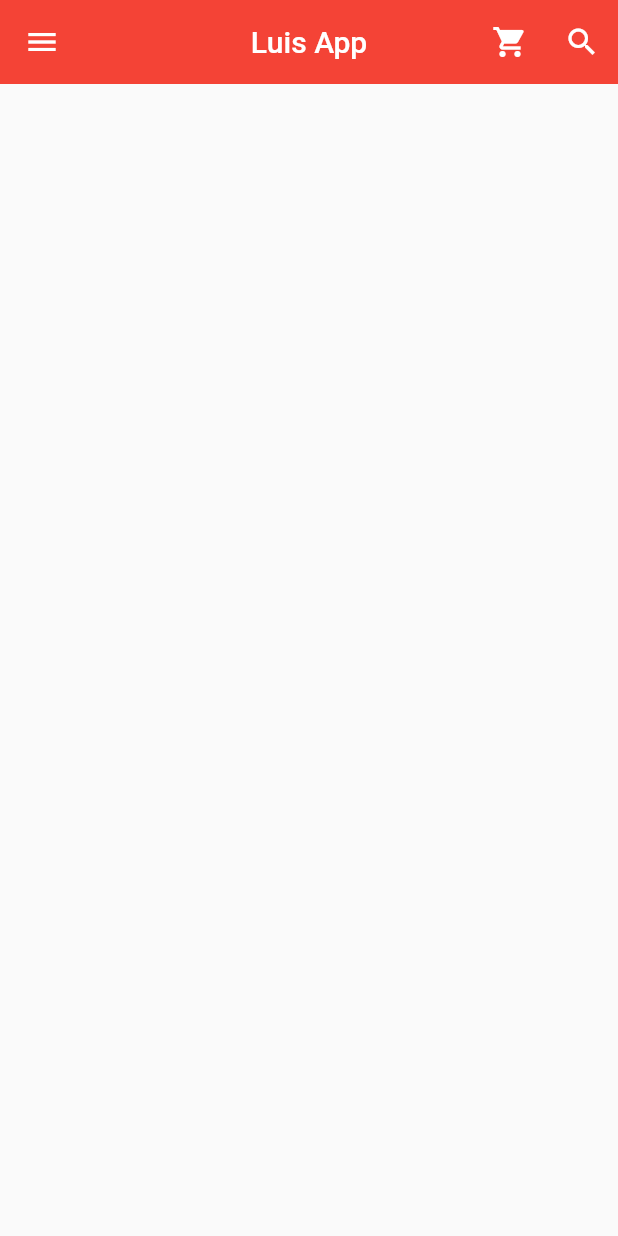
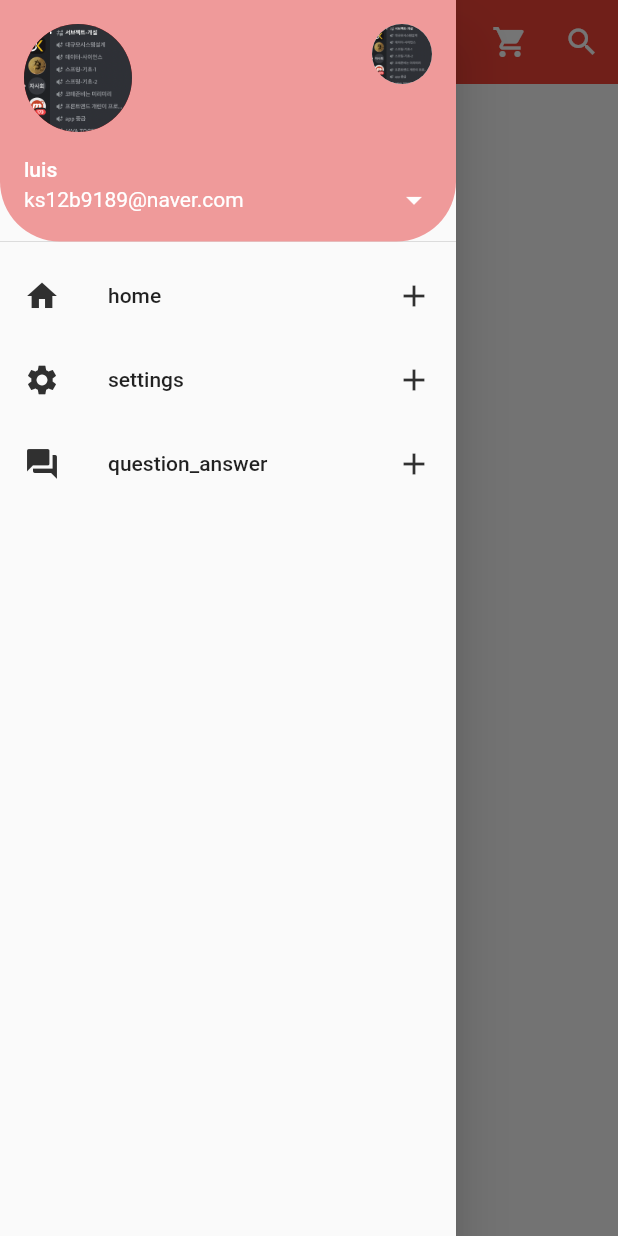
Before and after one commit to lusida0131/FlutterClass, a Flutter app: the MyPage screen opened directly, with the side drawer open (before the commit the screen has no drawer), on a phone screen of 412 x 824 dp. Run offline on Flutter 3.47's test engine with Material 2 defaults, Android fonts, the phone set to English and light mode, and no system bars; our stand-ins replace fluttertoast; missing offline and left inert: secret_cat_sdk.

```diff
--- a/codingsf/myapp/lib/main.dart
+++ b/codingsf/myapp/lib/main.dart
@@ -1,51 +1,39 @@
 import 'package:flutter/material.dart';
-import 'package:myapp/main1.dart';
 
-void main() => runApp(MyApp());
+void main() => runApp(MyAppContainer());
 
-class MyApp extends StatelessWidget {
-  const MyApp({super.key});
+class MyAppContainer extends StatelessWidget {
+  const MyAppContainer({super.key});
 
   @override
   Widget build(BuildContext context) {
     return MaterialApp(
       title: 'Appbar',
       theme: ThemeData(primarySwatch: Colors.red),
-      home: MyPage(),
+      home: MyPageContainer(),
     );
   }
 }
 
-class MyPage extends StatelessWidget {
-  const MyPage({super.key});
+class MyPageContainer extends StatelessWidget {
+  const MyPageContainer({super.key});
 
   @override
   Widget build(BuildContext context) {
     return Scaffold(
-      appBar: AppBar(
-        centerTitle: true,
-        title: Text('Luis App'),
-        elevation: 0.0,
-        leading: IconButton(
-          onPressed: () {
-            print('menu click');
-          },
-          icon: Icon(Icons.menu),
+      backgroundColor: Colors.blue,
+      body: SafeArea(
+        child: Container(
+          child: Text('Hello'),
+          width: 100,
+          height: 100,
+          color: Colors.red,
+          margin: EdgeInsets.symmetric(
+            vertical: 80,
+            horizontal: 20,
+          ),
+          padding: EdgeInsets.all(20),
         ),
-        actions: [
-          IconButton(
-            onPressed: () {
-              print('shopping cart click');
-            },
-            icon: Icon(Icons.shopping_cart),
-          ),
-          IconButton(
-            onPressed: () {
-              print('search cart click');
-            },
-            icon: Icon(Icons.search),
-          ),
-        ],
       ),
     );
   }
--- /dev/null
+++ b/codingsf/myapp/lib/main4.dart
@@ -0,0 +1,103 @@
+import 'package:flutter/material.dart';
+import 'package:myapp/main1.dart';
+
+void main() => runApp(MyApp());
+
+class MyApp extends StatelessWidget {
+  const MyApp({super.key});
+
+  @override
+  Widget build(BuildContext context) {
+    return MaterialApp(
+      title: 'Appbar',
+      theme: ThemeData(primarySwatch: Colors.red),
+      home: MyPage(),
+    );
+  }
+}
+
+class MyPage extends StatelessWidget {
+  const MyPage({super.key});
+
+  @override
+  Widget build(BuildContext context) {
+    return Scaffold(
+      appBar: AppBar(
+        centerTitle: true,
+        title: Text('Luis App'),
+        elevation: 0.0,
+        actions: [
+          IconButton(
+            onPressed: () {
+              print('shopping cart click');
+            },
+            icon: Icon(Icons.shopping_cart),
+          ),
+          IconButton(
+            onPressed: () {
+              print('search cart click');
+            },
+            icon: Icon(Icons.search),
+          ),
+        ],
+      ),
+      drawer: Drawer(
+        child: ListView(
+          padding: EdgeInsets.zero,
+          children: [
+            UserAccountsDrawerHeader(
+              currentAccountPicture: CircleAvatar(
+                backgroundImage: AssetImage('assets/123.png'),
+              ),
+              otherAccountsPictures: [
+                CircleAvatar(
+                  backgroundImage: AssetImage('assets/123.png'),
+                  backgroundColor: Colors.white,
+                ),
+              ],
+              accountName: Text('luis'),
+              accountEmail: Text('ks12b9189@naver.com'),
+              onDetailsPressed: () {
+                print('DetailPress');
+              },
+              decoration: BoxDecoration(
+                color: Colors.red[200],
+                borderRadius: BorderRadius.only(
+                  bottomLeft: Radius.circular(40.0),
+                  bottomRight: Radius.circular(40.0),
+                ),
+              ),
+            ),
+            ListTile(
+              leading: Icon(Icons.home),
+              iconColor: Colors.grey[850],
+              title: Text('home'),
+              onTap: () {
+                print('home click');
+              },
+              trailing: Icon(Icons.add),
+            ),
+            ListTile(
+              leading: Icon(Icons.settings),
+              iconColor: Colors.grey[850],
+              title: Text('settings'),
+              onTap: () {
+                print('settings click');
+              },
+              trailing: Icon(Icons.add),
+            ),
+            ListTile(
+              leading: Icon(Icons.question_answer),
+              iconColor: Colors.grey[850],
+              title: Text('question_answer'),
+              onTap: () {
+                print('question_answer click');
+              },
+              trailing: Icon(Icons.add),
+            ),
+          ],
+        ),
+      ),
+    );
+  }
+}
--- a/codingsf/myapp/pubspec.yaml
+++ b/codingsf/myapp/pubspec.yaml
@@ -36,6 +36,7 @@ dependencies:
   # The following adds the Cupertino Icons font to your application.
   # Use with the CupertinoIcons class for iOS style icons.
   cupertino_icons: ^1.0.2
+  fluttertoast: ^8.0.9
 
 dev_dependencies:
   flutter_test:
```
Also changed, not shown: codingsf/myapp/lib/main5.dart (added, +50 -0 lines), codingsf/myapp/lib/main6.dart (added, +51 -0 lines), codingsf/myapp/lib/person.dart (+21 -8 lines), codingsf/myapp/pubspec.lock, 7 other files.
